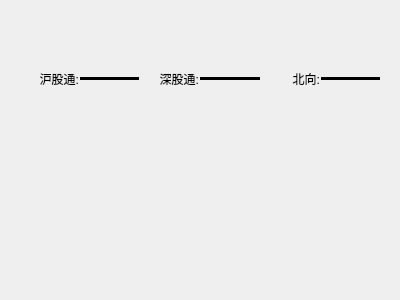
Above: real/qnorthflowinfodisplaywidget.ui from bnufree/Hq before the change. Below: the same form after it.
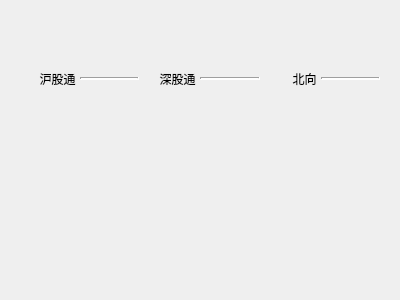
That is the form after the change.

```diff
--- a/real/qnorthflowinfodisplaywidget.ui
+++ b/real/qnorthflowinfodisplaywidget.ui
@@ -14,9 +14,7 @@
    <string>Form</string>
   </property>
   <property name="styleSheet">
-   <string notr="true">Line{
-	max-width:40px;
-}</string>
+   <string notr="true"/>
   </property>
   <layout class="QVBoxLayout" name="verticalLayout" stretch="0,0">
    <item>
@@ -34,7 +32,7 @@
       <item>
        <widget class="QLabel" name="label">
         <property name="text">
-         <string>沪股通:</string>
+         <string>沪股通 </string>
         </property>
         <property name="alignment">
          <set>Qt::AlignRight|Qt::AlignTrailing|Qt::AlignVCenter</set>
@@ -44,10 +42,10 @@
       <item>
        <widget class="Line" name="sh">
         <property name="frameShadow">
-         <enum>QFrame::Plain</enum>
+         <enum>QFrame::Sunken</enum>
         </property>
         <property name="lineWidth">
-         <number>20</number>
+         <number>2</number>
         </property>
         <property name="midLineWidth">
          <number>0</number>
@@ -60,7 +58,7 @@
       <item>
        <widget class="QLabel" name="label_2">
         <property name="text">
-         <string>深股通:</string>
+         <string>深股通 </string>
         </property>
         <property name="alignment">
          <set>Qt::AlignRight|Qt::AlignTrailing|Qt::AlignVCenter</set>
@@ -70,10 +68,10 @@
       <item>
        <widget class="Line" name="sz">
         <property name="frameShadow">
-         <enum>QFrame::Plain</enum>
+         <enum>QFrame::Sunken</enum>
         </property>
         <property name="lineWidth">
-         <number>20</number>
+         <number>2</number>
         </property>
         <property name="orientation">
          <enum>Qt::Horizontal</enum>
@@ -82,8 +80,11 @@
       </item>
       <item>
        <widget class="QLabel" name="label_3">
+        <property name="frameShadow">
+         <enum>QFrame::Sunken</enum>
+        </property>
         <property name="text">
-         <string>北向:</string>
+         <string>北向 </string>
         </property>
         <property name="alignment">
          <set>Qt::AlignRight|Qt::AlignTrailing|Qt::AlignVCenter</set>
@@ -92,11 +93,14 @@
       </item>
       <item>
        <widget class="Line" name="north">
+        <property name="autoFillBackground">
+         <bool>false</bool>
+        </property>
         <property name="frameShadow">
-         <enum>QFrame::Plain</enum>
+         <enum>QFrame::Sunken</enum>
         </property>
         <property name="lineWidth">
-         <number>20</number>
+         <number>2</number>
         </property>
         <property name="orientation">
          <enum>Qt::Horizontal</enum>
```
